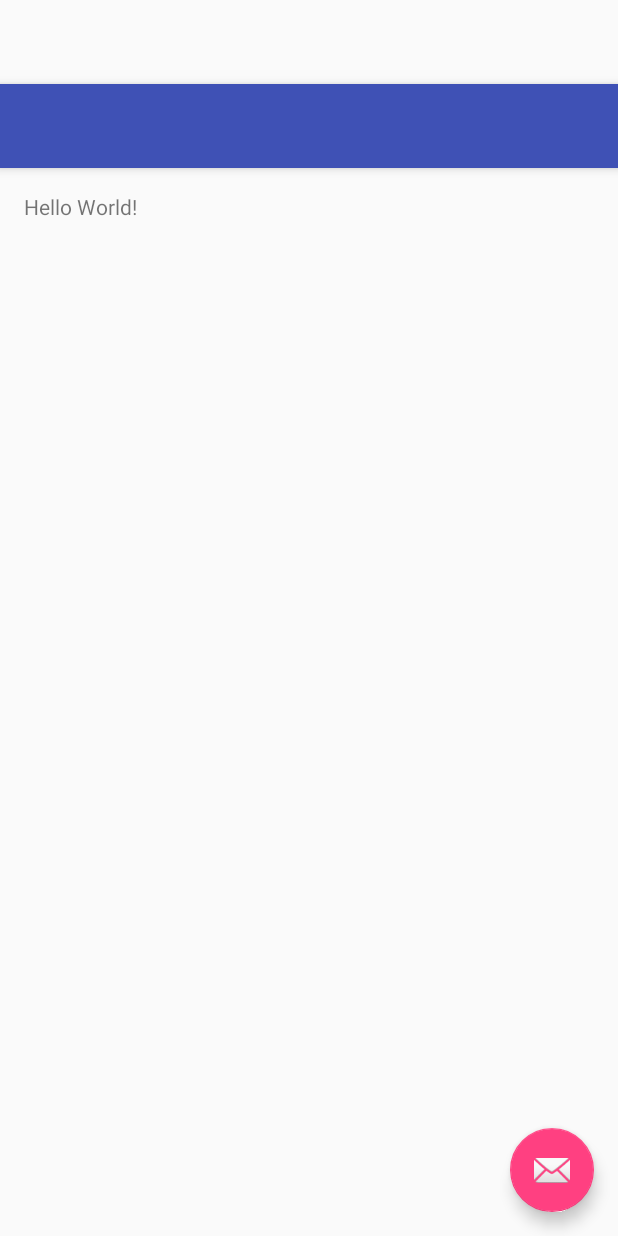
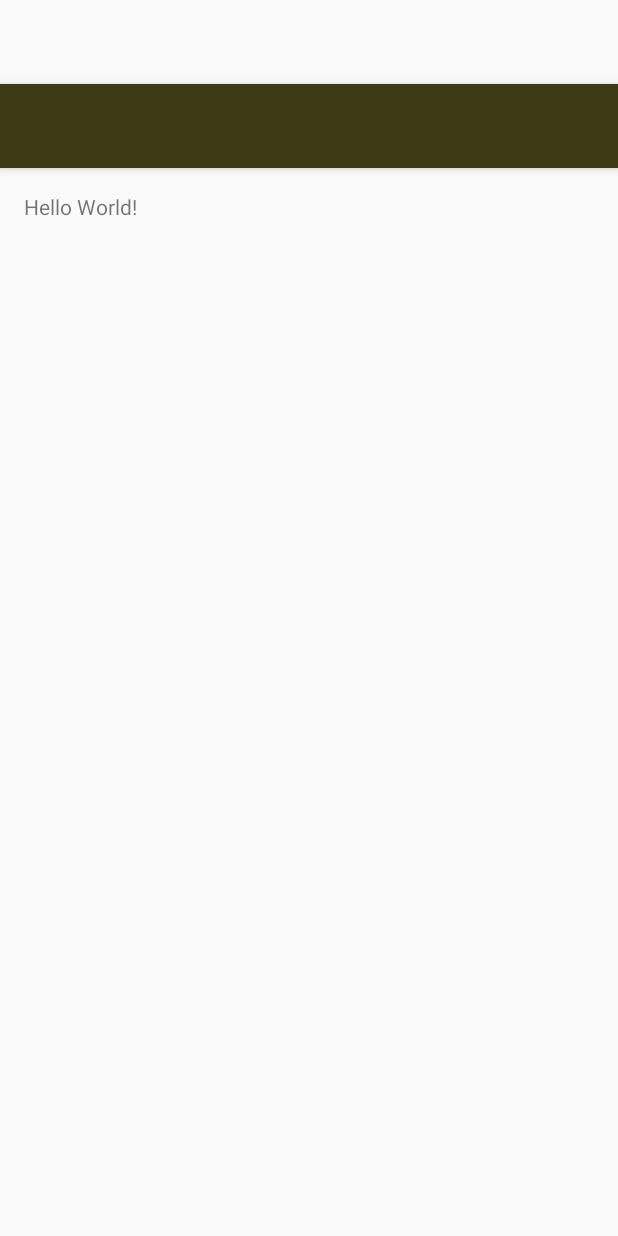
Before and after one commit to avay/andriod_app_sample, an Android app: the layout app_bar_main.xml on its own in the app's theme, with its tools: preview values and no code run, on a phone screen of 412 x 824 dp. Run offline under Robolectric (Android 15) with nearby library versions, the phone set to English and light mode, and no system bars.

```diff
--- a/app/src/main/res/layout/activity_main.xml
+++ b/app/src/main/res/layout/activity_main.xml
@@ -22,4 +22,3 @@
         app:menu="@menu/activity_main_drawer" />
 
 </android.support.v4.widget.DrawerLayout>
-    <!--app:headerLayout="@layout/nav_header_main"-->
--- a/app/src/main/res/layout/app_bar_main.xml
+++ b/app/src/main/res/layout/app_bar_main.xml
@@ -23,12 +23,5 @@
 
     <include layout="@layout/content_main" />
 
-    <android.support.design.widget.FloatingActionButton
-        android:id="@+id/fab"
-        android:layout_width="wrap_content"
-        android:layout_height="wrap_content"
-        android:layout_gravity="bottom|end"
-        android:layout_margin="@dimen/fab_margin"
-        android:src="@android:drawable/ic_dialog_email" />
 
 </android.support.design.widget.CoordinatorLayout>
--- a/app/src/main/res/values/colors.xml
+++ b/app/src/main/res/values/colors.xml
@@ -1,6 +1,6 @@
 <?xml version="1.0" encoding="utf-8"?>
 <resources>
-    <color name="colorPrimary">#3F51B5</color>
-    <color name="colorPrimaryDark">#303F9F</color>
-    <color name="colorAccent">#FF4081</color>
+    <color name="colorPrimary">#3c3a15</color>
+    <color name="colorPrimaryDark">#7c5a27</color>
+    <color name="colorAccent">#858585</color>
 </resources>
--- a/app/src/main/res/values/strings.xml
+++ b/app/src/main/res/values/strings.xml
@@ -3,6 +3,8 @@
 
     <string name="navigation_drawer_open">Open navigation drawer</string>
     <string name="navigation_drawer_close">Close navigation drawer</string>
-
+    <string name="search_title">Search parking...</string>
     <string name="action_settings">Settings</string>
+    <string name="search_hint">Search parking...</string>
+    <string name="search_result">Result!!</string>
 </resources>
```
Also changed, not shown: app/src/main/AndroidManifest.xml (+14 -1 lines), app/src/main/java/com/eknowlabs/myapplication/MainActivity.java (+11 -16 lines), app/src/main/res/menu/main.xml (+7 -1 lines).
